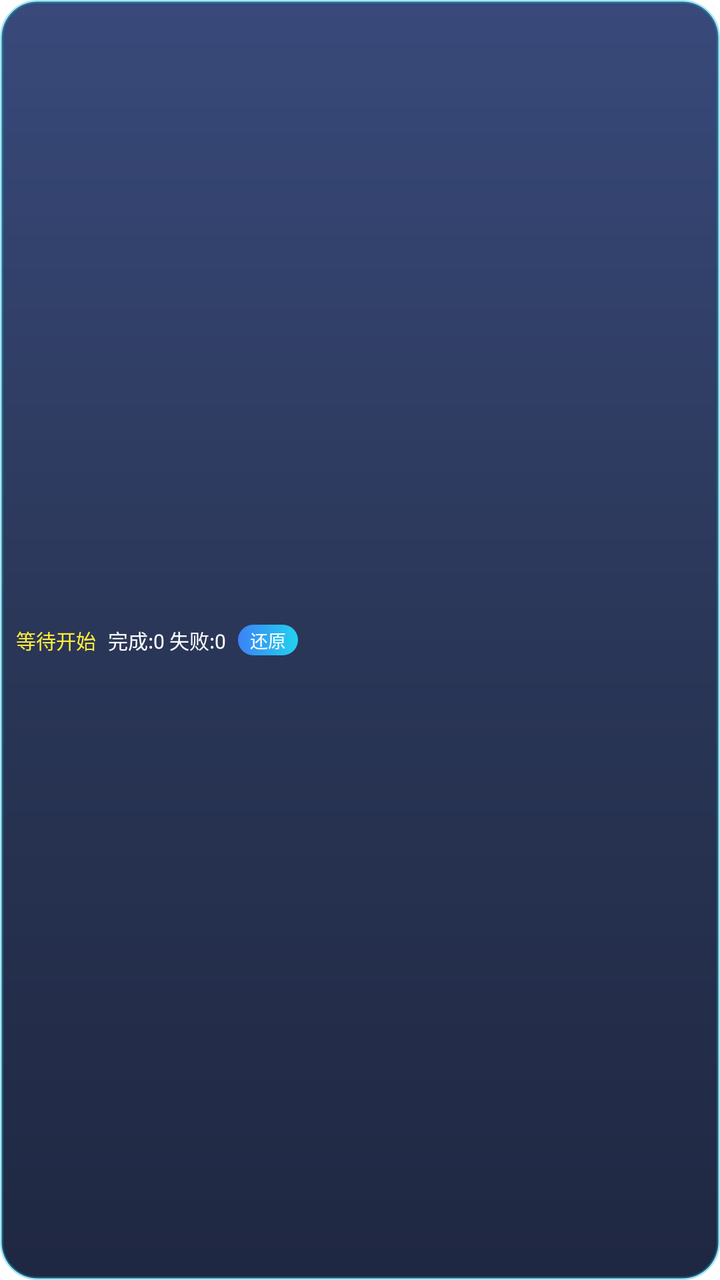
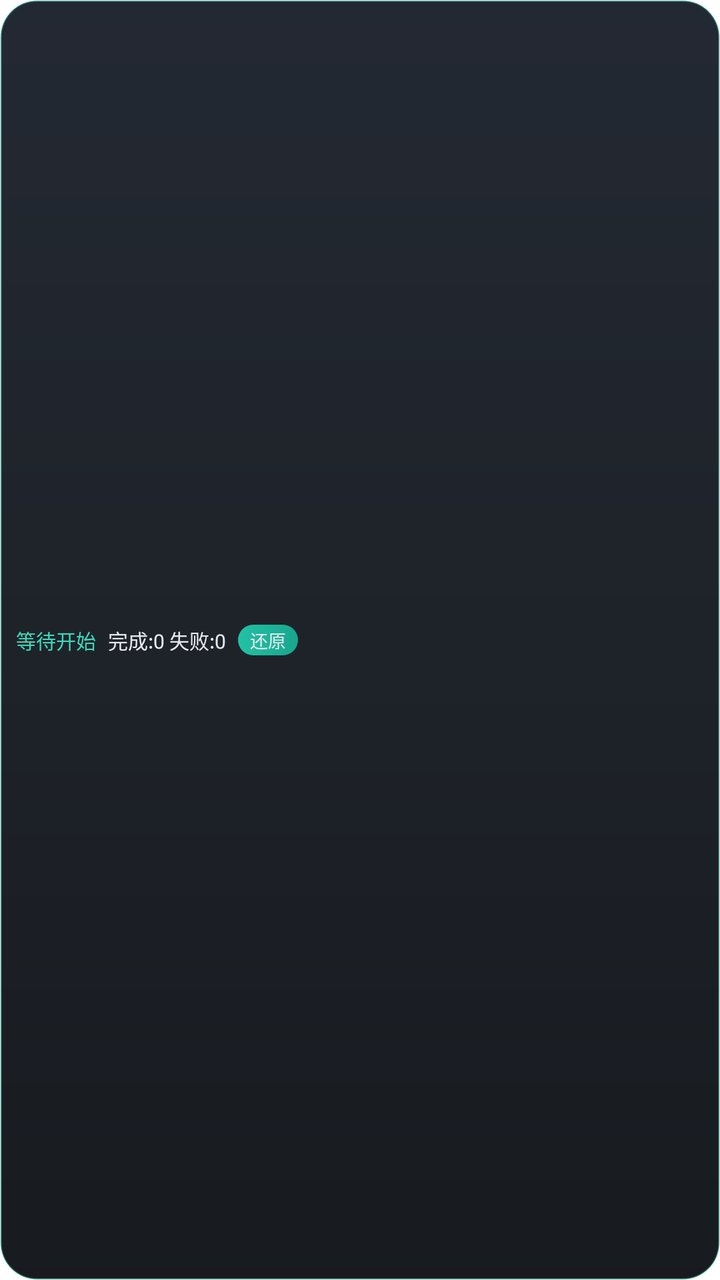

Two renders of the same Android screen: before a commit and after it. Below are the layout's source before the change and the commit's diff.
<!-- AndroidManifest.xml: application theme Theme.TaskHelper -->
<!-- res/layout/layout_window_float_small.xml -->
<?xml version="1.0" encoding="utf-8"?>
<LinearLayout xmlns:android="http://schemas.android.com/apk/res/android"
    android:id="@+id/ll_small"
    android:layout_width="wrap_content"
    android:layout_height="wrap_content"
    android:background="@drawable/bg_float_panel"
    android:elevation="6dp"
    android:gravity="center_vertical"
    android:orientation="horizontal"
    android:paddingStart="8dp"
    android:paddingTop="3dp"
    android:paddingEnd="6dp"
    android:paddingBottom="3dp">

    <LinearLayout
        android:id="@+id/ll_small_body"
        android:layout_width="wrap_content"
        android:layout_height="wrap_content"
        android:gravity="center_vertical"
        android:orientation="horizontal">

        <TextView
            android:id="@+id/tv_small_status"
            android:layout_width="wrap_content"
            android:layout_height="wrap_content"
            android:ellipsize="end"
            android:maxLines="1"
            android:maxWidth="120dp"
            android:text="等待开始"
            android:textColor="#FFEB3B"
            android:textSize="10sp" />

        <TextView
            android:id="@+id/tv_small_count"
            android:layout_width="wrap_content"
            android:layout_height="wrap_content"
            android:layout_marginStart="6dp"
            android:text="完成:0 失败:0"
            android:textColor="#FFFFFF"
            android:textSize="10sp" />
    </LinearLayout>

    <TextView
        android:id="@+id/tv_small_restore"
        android:layout_width="wrap_content"
        android:layout_height="wrap_content"
        android:layout_marginStart="6dp"
        android:background="@drawable/bg_float_action"
        android:gravity="center"
        android:paddingStart="6dp"
        android:paddingTop="1dp"
        android:paddingEnd="6dp"
        android:paddingBottom="1dp"
        android:text="还原"
        android:textColor="#FFFFFF"
        android:textSize="9sp" />
</LinearLayout>
<!-- resources referenced by this layout -->
<resources>
  <!-- drawable bg_float_action (drawable) -->
  <?xml version="1.0" encoding="utf-8"?>
  <shape xmlns:android="http://schemas.android.com/apk/res/android"
      android:shape="rectangle">
      <gradient
          android:angle="0"
          android:startColor="#3B82F6"
          android:endColor="#22D3EE" />
      <corners android:radius="14dp" />
  </shape>
  <!-- drawable bg_float_panel (drawable) -->
  <?xml version="1.0" encoding="utf-8"?>
  <shape xmlns:android="http://schemas.android.com/apk/res/android"
      android:shape="rectangle">
      <gradient
          android:angle="270"
          android:startColor="#F02C3E72"
          android:centerColor="#F01D2A4D"
          android:endColor="#F0111A36"
          android:type="linear" />
      <corners android:radius="18dp" />
      <stroke android:width="1.5dp" android:color="#5906B6D4" />
  </shape>
  <style name="Theme.TaskHelper" parent="Theme.MaterialComponents.Light.NoActionBar">
          <item name="colorPrimary">#3B5BDB</item>
          <item name="colorPrimaryVariant">#1A2A6B</item>
          <item name="colorOnPrimary">#FFFFFF</item>
          <item name="colorSecondary">#26A69A</item>
          <item name="colorSecondaryVariant">#00897B</item>
          <item name="colorOnSecondary">#FFFFFF</item>
          <item name="android:statusBarColor">#1A2A6B</item>
      </style>
</resources>

<!-- the commit's change to res/layout/layout_window_float_small.xml (unified diff, before → after) -->
@@ -27,7 +27,7 @@
             android:maxLines="1"
             android:maxWidth="120dp"
             android:text="等待开始"
-            android:textColor="#FFEB3B"
+            android:textColor="#3DD9BB"
             android:textSize="10sp" />
 
         <TextView
@@ -36,7 +36,7 @@
             android:layout_height="wrap_content"
             android:layout_marginStart="6dp"
             android:text="完成:0 失败:0"
-            android:textColor="#FFFFFF"
+            android:textColor="#E6E9EF"
             android:textSize="10sp" />
     </LinearLayout>
 
@@ -52,6 +52,6 @@
         android:paddingEnd="6dp"
         android:paddingBottom="1dp"
         android:text="还原"
-        android:textColor="#FFFFFF"
+        android:textColor="#E6E9EF"
         android:textSize="9sp" />
 </LinearLayout>
<!-- resource entries referenced after the edit -->
@@ -6,9 +6,9 @@
       android:shape="rectangle">
       <gradient
           android:angle="0"
-          android:startColor="#3B82F6"
-          android:endColor="#22D3EE" />
-      <corners android:radius="14dp" />
+          android:startColor="#22C1A4"
+          android:endColor="#17A78D" />
+      <corners android:radius="13dp" />
   </shape>
   <!-- drawable bg_float_panel (drawable) -->
   <?xml version="1.0" encoding="utf-8"?>
@@ -16,12 +16,14 @@
       android:shape="rectangle">
       <gradient
           android:angle="270"
-          android:startColor="#F02C3E72"
-          android:centerColor="#F01D2A4D"
-          android:endColor="#F0111A36"
+          android:startColor="#F51A202A"
+          android:centerColor="#F5151A21"
+          android:endColor="#F50E1116"
           android:type="linear" />
       <corners android:radius="18dp" />
-      <stroke android:width="1.5dp" android:color="#5906B6D4" />
+      <stroke
+          android:width="1dp"
+          android:color="#4022C1A4" />
   </shape>
   <style name="Theme.TaskHelper" parent="Theme.MaterialComponents.Light.NoActionBar">
           <item name="colorPrimary">#3B5BDB</item>
